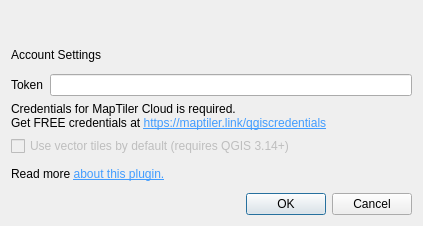
The window that configure_dialog_base.ui (maptiler/qgis-maptiler-plugin) describes before a commit, drawn with Qt 5.
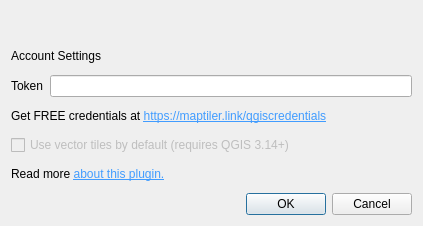
The same window after the commit. Icons and pictures are not drawn.

Commit message: Improve configure dialog.

What changed in the file:
```diff
--- a/configure_dialog_base.ui
+++ b/configure_dialog_base.ui
@@ -91,7 +91,7 @@
    <item>
     <widget class="QLabel" name="label_3">
      <property name="text">
-      <string>&lt;html&gt;&lt;head/&gt;&lt;body&gt;&lt;p&gt;Credentials for MapTiler Cloud is required.&lt;br/&gt;Get FREE credentials at &lt;a href=&quot;https://cloud.maptiler.com/account/credentials/&quot;&gt;&lt;span style=&quot; text-decoration: underline; color:#419cff;&quot;&gt;https://maptiler.link/qgiscredentials&lt;/span&gt;&lt;/a&gt;&lt;/p&gt;&lt;/body&gt;&lt;/html&gt;</string>
+      <string>Get FREE credentials at &lt;a href=&quot;https://maptiler.link/qgiscredentials&quot;&gt;&lt;span style=&quot; text-decoration: underline; color:#419cff;&quot;&gt;https://maptiler.link/qgiscredentials&lt;/span&gt;&lt;/a&gt;&lt;/p&gt;&lt;/body&gt;&lt;/html&gt;</string>
      </property>
      <property name="textFormat">
       <enum>Qt::RichText</enum>
```
The commit also changes 1 other file.
